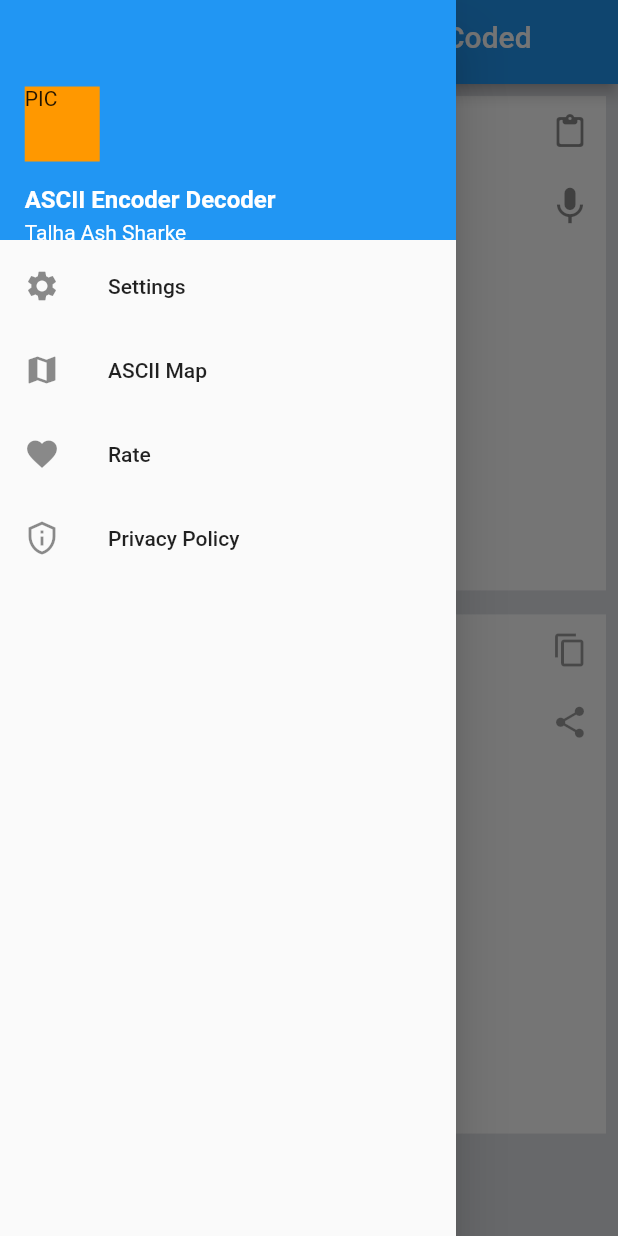
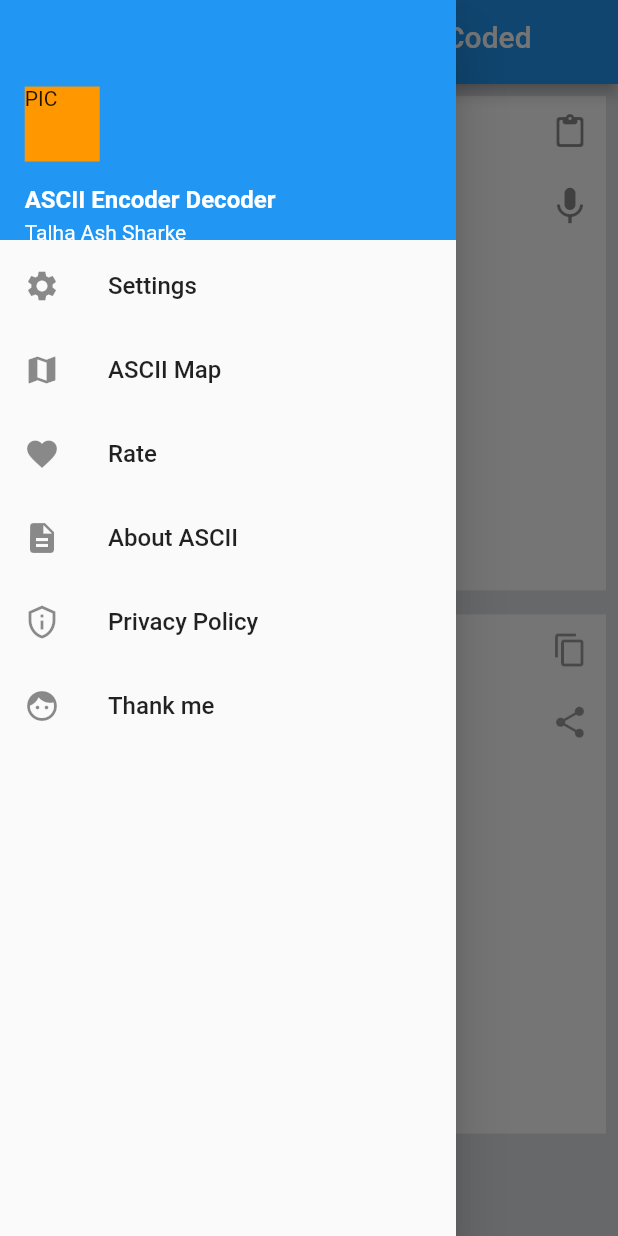
Before and after one commit to anasmj/Translator, a Flutter app: the screen it shows after launch, with the side drawer open, on a phone screen of 412 x 824 dp. Run offline on Flutter 3.47's test engine with Material 2 defaults, Android fonts, the light colour scheme and no system bars.

Commit message:
add: setting pages and options

```diff
--- a/lib/main.dart
+++ b/lib/main.dart
@@ -1,3 +1,8 @@
+import 'package:code_language/pages/about_ascii.dart';
+import 'package:code_language/pages/ascii_map.dart';
+import 'package:code_language/pages/privacy_policy.dart';
+import 'package:code_language/pages/rate.dart';
+import 'package:code_language/pages/settings.dart';
 import 'package:code_language/providers/code_provider.dart';
 import 'package:flutter/material.dart';
 import 'package:code_language/pages/main_page.dart';
@@ -8,25 +13,33 @@ void main (){
       providers: [
         ChangeNotifierProvider(create: (_)=> CodeProvider())
       ],
-    child: Coder(),
+    child: const Coder(),
   ));
 }
 
+class Coder extends StatelessWidget{
+  const Coder({Key? key}) : super(key: key);
 
-//
-// void main(){
-//   runApp(Coder());
-// }
-class Coder extends StatelessWidget{
   @override
   Widget build( BuildContext context){
     return MaterialApp(
       theme: ThemeData(
-        scaffoldBackgroundColor: Color(0xffe1e3e8),
+        scaffoldBackgroundColor: const Color(0xffe1e3e8),
         //scaffoldBackgroundColor: Colors.white12,
       ),
       debugShowCheckedModeBanner: false,
-      home: MainPage(),
+      //home: MainPage(),
+      initialRoute: '/main_page',
+      routes: {
+        '/main_page': (context) => const MainPage(),
+        '/settings': (context) => const Settings(),
+        '/ascii_map': (context) => const AsciiMap(),
+        '/rate': (context) => const Rate(),
+        '/privacy_policy': (context) => const PrivacyPolicy(),
+        '/about_ascii': (context) => const AboutAscii(),
+
+
+      },
     );
   }
 }
--- a/lib/pages/main_page.dart
+++ b/lib/pages/main_page.dart
@@ -1,16 +1,18 @@
-import 'package:code_language/widgets/widgets.dart';
+import 'package:code_language/widgets/drawer.dart';
 import 'package:flutter/material.dart';
 import 'package:provider/provider.dart';
 import 'package:code_language/providers/code_provider.dart';
 
 class MainPage extends StatefulWidget {
   const MainPage({Key? key}) : super(key: key);
-
   @override
   State<MainPage> createState() => _MainPageState();
 }
 
 class _MainPageState extends State<MainPage> {
+  TextEditingController startTextController = TextEditingController();
+  TextEditingController targetTextController = TextEditingController();
+
   @override
   void initState() {
     WidgetsBinding.instance!.addPostFrameCallback((_) {
@@ -18,9 +20,8 @@ class _MainPageState extends State<MainPage> {
     });
     super.initState();
   }
-
   @override
-  Widget build(BuildContext context) {
+  Widget build (BuildContext context) {
     final code = Provider.of<CodeProvider>(context);
     double screenHeight = MediaQuery.of(context).size.height;
 
@@ -29,6 +30,7 @@ class _MainPageState extends State<MainPage> {
         //automaticallyImplyLeading: false,
         //leading: const Icon(Icons.menu),
         centerTitle: true,
+        ///APP BAR
         title: Row(
           //mainAxisSize: MainAxisSize.max,
           mainAxisAlignment: MainAxisAlignment.spaceAround,
@@ -63,8 +65,7 @@ class _MainPageState extends State<MainPage> {
             child: Container(
               height: screenHeight * 0.40,
               color: Colors.white,
-              child: const UpperTextField(),
-
+              child: getUpperTextField(),
             ),
           ),
           ///2ND CONTAINER
@@ -73,11 +74,156 @@ class _MainPageState extends State<MainPage> {
             child: Container(
               height: screenHeight * 0.42,
               color: Colors.white,
-              child:  BottomTextField(),
+              child:  getBottomTextField(),
             ),
           ),
         ],
       ),
     );
   }
+
+  Widget getUpperTextField(){
+    final code = Provider.of<CodeProvider>(context);
+
+    return TextFormField(
+      controller: startTextController,
+      onChanged: (value) {
+        value.isNotEmpty ? code.activateTextField() : code.deactivateTextField();
+      },
+      style: const TextStyle(
+        fontSize: 22,
+      ),
+      maxLines: 16,
+      cursorColor: Colors.blue,
+      cursorHeight: 30,
+      decoration:  InputDecoration(
+        suffixIcon: startTextController.text.isEmpty ?  iconColumnWithoutText():  iconColumnWithText(),
+        contentPadding: const EdgeInsets.only(top: 10, left: 10),
+        border: InputBorder.none,
+        hintText: "Text",
+        //filled: true,
+        hintStyle: const TextStyle(fontSize: 20, color: Colors.grey),
+      ),
+    );
+  }
+  Widget getBottomTextField (){
+
+    TextEditingController targetTextController = TextEditingController();
+    final code = Provider.of<CodeProvider>(context);
+    targetTextController.text = code.targetText.isNotEmpty? code.targetText: '';
+
+    return TextFormField(
+      controller: targetTextController,
+      enabled: false,
+      style: const TextStyle(
+        fontSize: 22,
+      ),
+      maxLines: 16,
+      cursorColor: Colors.blue,
+      cursorHeight: 30,
+      decoration:  InputDecoration(
+        //TODO fix target text controller and it's icons
+        suffixIcon: targetTextController.text.isEmpty ? Container(width: 0,): iconColumnForResult(),
+        contentPadding: const EdgeInsets.only(top: 10, left: 10),
+        border: InputBorder.none,
+        //filled: true,
+        hintStyle: const TextStyle(fontSize: 20, color: Colors.grey),
+      ),
+    );
+
+  }
+
+  Widget iconColumnWithoutText(){
+    return Column(
+      children: [
+        IconButton(
+          onPressed: () {
+            print('paste ');
+          },
+          icon: const Icon(Icons.paste_rounded),
+        ),
+        IconButton(
+          onPressed: () {
+            print('voice ');
+          },
+          icon: const Icon(
+            Icons.keyboard_voice,
+          ),
+          iconSize: 30,
+        ),
+      ],
+    );
+  }
+  Widget iconColumnWithText(){
+    final code = Provider.of<CodeProvider>(context);
+    return Column(
+      mainAxisAlignment: MainAxisAlignment.start,
+      children: [
+        IconButton(
+          onPressed: () {
+            code.clearText();
+            startTextController.clear();
+          },
+          icon: const Icon(
+            Icons.cancel,
+          ),
+          iconSize: 30,
+        ),
+        IconButton(
+            onPressed: () {
+              print('voice');
+            },
+            icon: const Icon(
+              Icons.keyboard_voice,
+            ),
+            iconSize: 30),
+        IconButton(
+          onPressed:() {
+            print('paste');
+          },
+          icon: const Icon(Icons.paste_rounded),
+        ),
+        IconButton(
+          onPressed: () {
+            print('copy');
+          },
+          icon: const Icon(
+            Icons.copy_outlined,
+          ),
+        ),
+        IconButton(
+          onPressed: () {
+            print('enter');
+            code.targetText = startTextController.text;
+            targetTextController.text = startTextController.text;
+            FocusScope.of(context).unfocus();
+          },
+          icon: const Icon(
+            Icons.subdirectory_arrow_left,
+          ),
+        ),
+      ],
+    );
+  }
+  Widget iconColumnForResult(){
+    return Column(
+      children:  [
+        IconButton(
+          onPressed: () {
+            print('copy');
+          },
+          icon: const Icon(Icons.copy_outlined),
+        ),
+        IconButton(
+          onPressed: () {
+            print('share');
+          },
+          icon: const Icon(
+            Icons.share,
+          ),
+          iconSize: 25,
+        ),
+      ],
+    );
+  }
 }
--- /dev/null
+++ b/lib/widgets/drawer.dart
@@ -0,0 +1,71 @@
+import 'package:flutter/material.dart';
+import 'package:code_language/widgets/picture_container.dart';
+
+class AppDrawer extends StatelessWidget {
+  const AppDrawer({Key? key}) : super(key: key);
+  final double settingFontSize = 16;
+
+  @override
+  Widget build(BuildContext context) {
+    return Drawer(
+      child: Column(
+        children: [
+          Stack(
+            children: [
+              Container(
+                color: Theme.of(context).primaryColor,
+                width: double.infinity,
+                height: 160,
+              ),
+              PictureContainer(),
+            ],
+          ),
+           ListTile(
+            onTap: (){
+              Navigator.pushNamed(context, "/settings");
+            },
+            leading: const Icon(Icons.settings),
+            title: const Text(
+              'Settings',style: TextStyle(fontSize: 16),
+            ),
+          ),
+           ListTile(
+            onTap: (){
+              Navigator.pushNamed(context, "/ascii_map");
+            },
+            leading: const Icon(Icons.map),
+            title: const Text('ASCII Map',style: TextStyle(fontSize: 16),),
+          ),
+           ListTile(
+            onTap: (){
+              Navigator.pushNamed(context, "/rate");
+            },
+            leading: const Icon(Icons.favorite),
+            title: const Text('Rate',style: TextStyle(fontSize: 16),),
+          ),
+           ListTile(
+            onTap: (){
+              Navigator.pushNamed(context, "/about_ascii");
+            },
+            leading: const Icon(Icons.description),
+            title: const Text('About ASCII',style: TextStyle(fontSize: 16),),
+          ),
+           ListTile(
+             onTap: (){
+               Navigator.pushNamed(context, "/privacy_policy");
+             },
+            leading: const Icon(Icons.privacy_tip_outlined),
+            title: const Text('Privacy Policy',style: TextStyle(fontSize: 16),),
+          ),
+          ListTile(
+            onTap: (){
+              //Navigator.pushNamed(context, "/privacy_policy");
+            },
+            leading: const Icon(Icons.face_rounded),
+            title: const Text('Thank me',style: TextStyle(fontSize: 16),),
+          ),
+        ],
+      ),
+    );
+  }
+}
--- /dev/null
+++ b/lib/widgets/picture_container.dart
@@ -0,0 +1,38 @@
+import 'package:flutter/material.dart';
+
+class PictureContainer extends StatelessWidget {
+  Widget build(BuildContext context) {
+    double screenHeight = MediaQuery.of(context).size.height;
+
+    return Padding(
+      padding:
+      EdgeInsets.only(top: screenHeight * 0.07, left: screenHeight * 0.02),
+      child: Column(
+        crossAxisAlignment: CrossAxisAlignment.start,
+        children: [
+          Container(
+            color: Colors.orange,
+            width: 50,
+            height: 50,
+            child: Text('PIC'),
+          ),
+          const Padding(
+            padding: EdgeInsets.only(top: 16, bottom: 4),
+            child: Text(
+              'ASCII Encoder Decoder',
+              style: TextStyle(
+                color: Colors.white,
+                fontSize: 16,
+                fontWeight: FontWeight.bold,
+              ),
+            ),
+          ),
+          const Text(
+            'Talha Ash Sharke',
+            style: TextStyle(color: Colors.white),
+          ),
+        ],
+      ),
+    );
+  }
+}
--- a/lib/widgets/widgets.dart
+++ /dev/null
@@ -1,248 +0,0 @@
-import 'package:code_language/providers/code_provider.dart';
-import 'package:flutter/material.dart';
-import 'package:provider/provider.dart';
-
-class AppDrawer extends StatelessWidget {
-  const AppDrawer({Key? key}) : super(key: key);
-  @override
-  Widget build(BuildContext context) {
-    return Drawer(
-      child: Column(
-        children: [
-          Stack(
-            children: [
-              Container(
-                color: Theme.of(context).primaryColor,
-                width: double.infinity,
-                height: 160,
-              ),
-              PictureContainer(),
-            ],
-          ),
-          const ListTile(
-            leading: Icon(Icons.settings),
-            title: Text('Settings'), //-> text size, ascii interval
-          ),
-          const ListTile(
-            leading: Icon(Icons.map),
-            title: Text('ASCII Map'),
-          ),
-          const ListTile(
-            leading: Icon(Icons.favorite),
-            title: Text('Rate'),
-          ),
-          const ListTile(
-            leading: Icon(Icons.privacy_tip_outlined),
-            title: Text('Privacy Policy'),
-          ),
-        ],
-      ),
-    );
-  }
-}
-
-class PictureContainer extends StatelessWidget {
-  Widget build(BuildContext context) {
-    double screenHeight = MediaQuery.of(context).size.height;
-
-    return Padding(
-      padding:
-          EdgeInsets.only(top: screenHeight * 0.07, left: screenHeight * 0.02),
-      child: Column(
-        crossAxisAlignment: CrossAxisAlignment.start,
-        children: [
-          Container(
-            color: Colors.orange,
-            width: 50,
-            height: 50,
-            child: Text('PIC'),
-          ),
-          const Padding(
-            padding: EdgeInsets.only(top: 16, bottom: 4),
-            child: Text(
-              'ASCII Encoder Decoder',
-              style: TextStyle(
-                color: Colors.white,
-                fontSize: 16,
-                fontWeight: FontWeight.bold,
-              ),
-            ),
-          ),
-          const Text(
-            'Talha Ash Sharke',
-            style: TextStyle(color: Colors.white),
-          ),
-        ],
-      ),
-    );
-  }
-}
-
-class UpperTextField extends StatefulWidget {
-  const UpperTextField({Key? key}) : super(key: key);
-  @override
-  State<UpperTextField> createState() => UpperTextFieldState();
-}
-
-class UpperTextFieldState extends State<UpperTextField> {
-  TextEditingController startTextController = TextEditingController();
-  TextEditingController targetTextController = TextEditingController();
-
-  @override
-  Widget build(BuildContext context) {
-    final code = Provider.of<CodeProvider>(context);
-    //code.startText = startTextController.text;
-    // if(code.startText.isEmpty) => setState((){startTextController.text = ''});
-    if(code.isClear){
-      startTextController.clear();
-      code.isClear = false;
-    }
-    return TextFormField(
-      controller: startTextController,
-      onChanged: (value) {
-        value.isNotEmpty ? code.activateTextField() : code.deactivateTextField();
-      },
-      style: const TextStyle(
-        fontSize: 22,
-      ),
-      maxLines: 16,
-      cursorColor: Colors.blue,
-      cursorHeight: 30,
-      decoration:  InputDecoration(
-        suffixIcon: startTextController.text.isEmpty ?  iconColumnWithoutText():  iconColumnWithText(),
-        contentPadding: const EdgeInsets.only(top: 10, left: 10),
-        border: InputBorder.none,
-        hintText: "Text",
-        //filled: true,
-        hintStyle: const TextStyle(fontSize: 20, color: Colors.grey),
-      ),
-    );
-  }
-  Widget iconColumnWithoutText(){
-    return Column(
-      children: [
-        IconButton(
-          onPressed: () {
-            print('paste ');
-          },
-          icon: const Icon(Icons.paste_rounded),
-        ),
-        IconButton(
-          onPressed: () {
-            print('voice ');
-          },
-          icon: const Icon(
-            Icons.keyboard_voice,
-          ),
-          iconSize: 30,
-        ),
-      ],
-    );
-  }
-  Widget iconColumnWithText(){
-    final code = Provider.of<CodeProvider>(context);
-    return Column(
-      mainAxisAlignment: MainAxisAlignment.start,
-      children: [
-        IconButton(
-          onPressed: () {
-            code.clearText();
-          },
-          icon: const Icon(
-            Icons.cancel,
-          ),
-          iconSize: 30,
-        ),
-        IconButton(
-            onPressed: () {
-              print('voice');
-            },
-            icon: const Icon(
-              Icons.keyboard_voice,
-            ),
-            iconSize: 30),
-        IconButton(
-          onPressed:() {
-            print('paste');
-          },
-          icon: const Icon(Icons.paste_rounded),
-        ),
-        IconButton(
-          onPressed: () {
-            print('copy');
-          },
-          icon: const Icon(
-            Icons.copy_outlined,
-          ),
-        ),
-        IconButton(
-          onPressed: () {
-            print('enter');
-            code.targetText = startTextController.text;
-          },
-          icon: const Icon(
-            Icons.subdirectory_arrow_left,
-          ),
-        ),
-      ],
-    );
-  }
-}
-
-class BottomTextField extends StatefulWidget {
-  BottomTextField({Key? key}) : super(key: key);
-  @override
-  State<BottomTextField> createState() => _BottomTextFieldState();
-}
-
-class _BottomTextFieldState extends State<BottomTextField> {
-  TextEditingController targetTextController = TextEditingController();
-  //TODO fix : build function running only when keyboard is minimized
-  // result is not getting in real time
-  @override
-  Widget build(BuildContext context) {
-    final code = Provider.of<CodeProvider>(context);
-
-    targetTextController.text = code.targetText.isNotEmpty? code.targetText: '';
-    return TextFormField(
-      controller: targetTextController,
-      enabled: false,
-      style: const TextStyle(
-        fontSize: 22,
-      ),
-      maxLines: 16,
-      cursorColor: Colors.blue,
-      cursorHeight: 30,
-      decoration:  InputDecoration(
-        //TODO fix target text controller and it's icons
-        suffixIcon: targetTextController.text.isEmpty ? Container(width: 0,): iconColumnForResult(),
-        contentPadding: const EdgeInsets.only(top: 10, left: 10),
-        border: InputBorder.none,
-        //filled: true,
-        hintStyle: const TextStyle(fontSize: 20, color: Colors.grey),
-      ),
-    );
-  }
-
-  Widget iconColumnForResult(){
-    return Column(
-      children:  [
-        IconButton(
-          onPressed: () {
-            print('copy');
-          },
-          icon: const Icon(Icons.copy_outlined),
-        ),
-        IconButton(
-          onPressed: () {
-            print('share');
-          },
-          icon: const Icon(
-            Icons.share,
-          ),
-          iconSize: 25,
-        ),
-      ],
-    );
-  }
-}
```
Also changed, not shown: lib/pages/about_ascii.dart (added, +10 -0 lines), lib/pages/ascii_map.dart (added, +10 -0 lines), lib/pages/privacy_policy.dart (added, +10 -0 lines), lib/pages/rate.dart (added, +10 -0 lines), lib/pages/settings.dart (added, +81 -0 lines), pubspec.lock.
